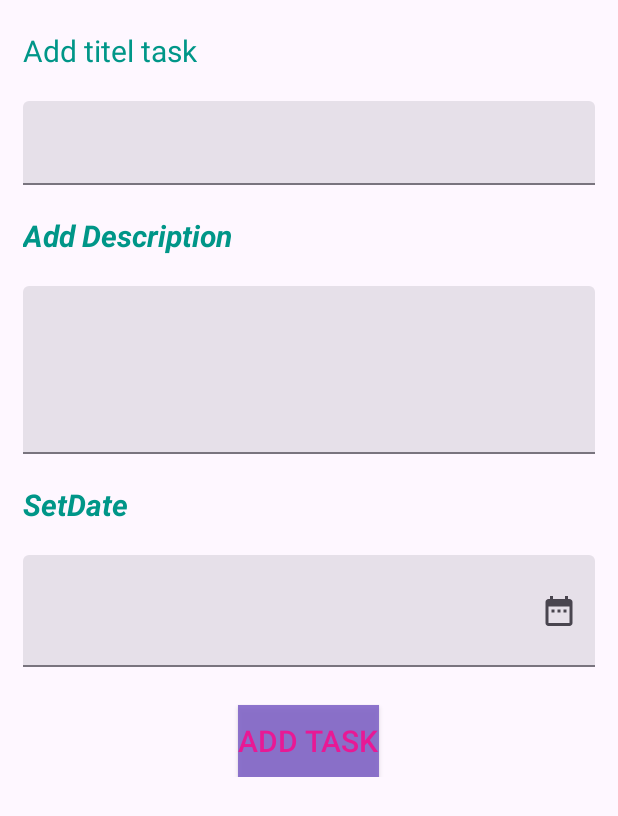
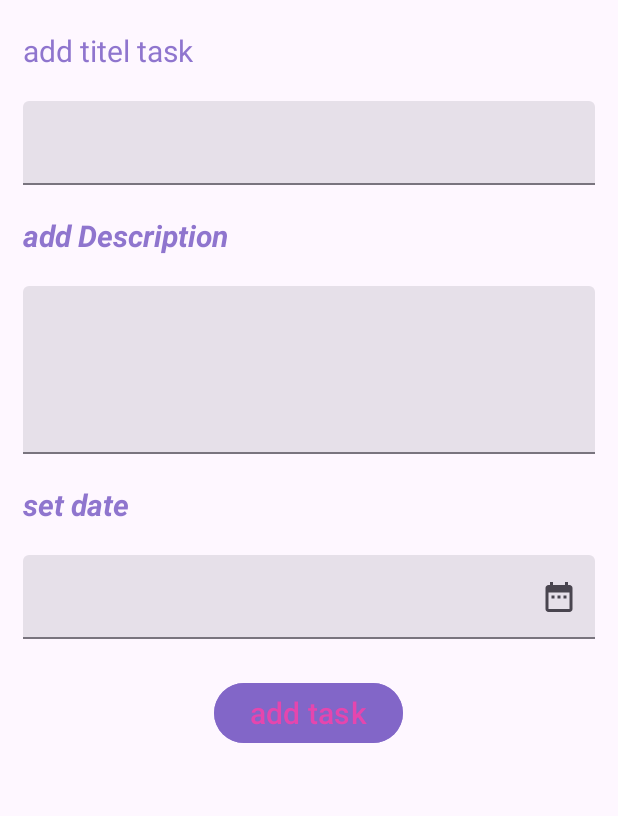
Before and after one commit to Motsan-Git/ToDoApp, an Android app: the AddTask screen opened through its navigation route, on a phone screen of 412 x 824 dp. Shown: the top 816 px of the screen. Run offline under Robolectric (Android 15) with nearby library versions, the phone set to English and light mode, and no system bars.

Commit message:
finish ui update

```diff
--- a/app/build.gradle.kts
+++ b/app/build.gradle.kts
@@ -45,7 +45,7 @@ dependencies {
     implementation("androidx.appcompat:appcompat:1.6.1")
     implementation("com.google.android.material:material:1.11.0")
     implementation("androidx.constraintlayout:constraintlayout:2.1.4")
-    implementation("androidx.navigation:navigation-fragment:2.7.6")
+    implementation("androidx.navigation:navigation-fragment-ktx:2.7.6")
     testImplementation("junit:junit:4.13.2")
     androidTestImplementation("androidx.test.ext:junit:1.1.5")
     androidTestImplementation("androidx.test.espresso:espresso-core:3.5.1")
--- a/app/src/main/java/com/todoapp/utils/Picker.kt
+++ b/app/src/main/java/com/todoapp/utils/Picker.kt
@@ -18,23 +18,24 @@ class Picker(private var fragmentManager: FragmentManager, private var editText:
         val timePicker: MaterialTimePicker =
             MaterialTimePicker.Builder().setTitleText("Select Time")
                 .setTimeFormat(TimeFormat.CLOCK_24H).build()
-        timePicker.show(fragmentManager, "")
+        timePicker.show(fragmentManager, "select time")
         timePicker.addOnPositiveButtonClickListener {
             hour = timePicker.hour
             minet = timePicker.minute
-            val result = "$fulldate,$hour,$minet"
+            val result = "$fulldate , $hour:$minet"
             editText.setText(result)
         }
     }
 
     private fun makeDatePicker() {
         val datePicker = MaterialDatePicker.Builder.datePicker().setTitleText("select date").build()
-        datePicker.show(fragmentManager, "")
+        datePicker.show(fragmentManager, "select date")
         datePicker.addOnPositiveButtonClickListener {
-            val outputDateFormat = SimpleDateFormat("dd.MM.yyyy", Locale.getDefault())
+            val outputDateFormat = SimpleDateFormat("yyyy/MM/dd", Locale.getDefault())
             outputDateFormat.timeZone = TimeZone.getTimeZone("UTC")
             fulldate = outputDateFormat.format(it)
             makeTimePicker()
         }
     }
+
 }
--- a/app/src/main/res/layout/fragment_add_task.xml
+++ b/app/src/main/res/layout/fragment_add_task.xml
@@ -15,8 +15,8 @@
         android:layout_marginStart="15dp"
         android:layout_marginTop="20dp"
         android:layout_marginEnd="15dp"
-        android:text="Add titel task"
-        android:textColor="#009688"
+        android:text="add titel task"
+        android:textColor="@color/pruple"
         android:textSize="20sp" />
 
     <com.google.android.material.textfield.TextInputLayout
@@ -41,8 +41,8 @@
         android:layout_height="wrap_content"
         android:layout_marginStart="15dp"
         android:layout_marginTop="20dp"
-        android:text="Add Description"
-        android:textColor="#009688"
+        android:text="add Description"
+        android:textColor="@color/pruple"
         android:textSize="20sp"
         android:textStyle="bold|italic" />
 
@@ -69,8 +69,8 @@
         android:layout_height="wrap_content"
         android:layout_marginStart="15dp"
         android:layout_marginTop="20dp"
-        android:text="SetDate"
-        android:textColor="#009688"
+        android:text="set date"
+        android:textColor="@color/pruple"
         android:textSize="20sp"
         android:textStyle="bold|italic"
         tools:ignore="DuplicateIds" />
@@ -80,32 +80,35 @@
         style="?attr/textInputFilledStyle"
         android:layout_width="match_parent"
         android:layout_height="match_parent"
-        app:endIconDrawable="@drawable/baseline_date_range_24"
-        app:endIconMode="custom"
         android:layout_marginStart="15dp"
         android:layout_marginTop="20dp"
-        android:layout_marginEnd="15dp">
+        android:layout_marginEnd="15dp"
+        app:endIconDrawable="@drawable/baseline_date_range_24"
+        app:endIconMode="custom">
 
         <com.google.android.material.textfield.TextInputEditText
             android:id="@+id/dateInput"
             android:layout_width="match_parent"
             android:layout_height="wrap_content"
-            android:lines="2"
             android:clickable="true"
-            android:focusable="false"/>
+            android:focusable="false"
+            android:lines="1" />
 
     </com.google.android.material.textfield.TextInputLayout>
 
-    <androidx.appcompat.widget.AppCompatButton
+    <com.google.android.material.button.MaterialButton
         android:id="@+id/addtask"
         android:layout_width="wrap_content"
         android:layout_height="wrap_content"
         android:layout_gravity="center_horizontal"
         android:layout_marginTop="25dp"
-        android:background="#E18064C8"
-        android:text="Add Task"
-        android:textColor="#E81995"
+        android:backgroundTint="@color/pruple"
+        android:text="add task"
+        android:textColor="@color/red"
         android:textSize="20sp"
+        app:cornerRadius="50dp"
+
+
         tools:ignore="TextContrastCheck" />
 
 </LinearLayout>
--- a/app/src/main/res/layout/item_in_rec_view.xml
+++ b/app/src/main/res/layout/item_in_rec_view.xml
@@ -19,7 +19,7 @@
             android:id="@+id/itemViewCard"
             android:layout_width="match_parent"
             android:layout_height="match_parent"
-            android:background="#D79AE9F3">
+            android:background="@color/blu">
 
             <TextView
                 android:id="@+id/titleCardTV"
@@ -97,6 +97,7 @@
                 app:layout_constraintTop_toBottomOf="@+id/timeCardTV" />
 
             <CheckBox
+                android:textColor="@color/black"
                 android:id="@+id/isDone"
                 android:layout_width="wrap_content"
                 android:layout_height="wrap_content"
--- a/app/src/main/res/values/colors.xml
+++ b/app/src/main/res/values/colors.xml
@@ -2,4 +2,9 @@
 <resources>
     <color name="black">#FF000000</color>
     <color name="white">#FFFFFFFF</color>
+    <color name="pruple">#E18064C8</color>
+    <color name="blu">#D79AE9F3</color>
+    <color name="red">#E4F142AB</color>
+
+
 </resources>
--- a/app/src/main/res/values/themes.xml
+++ b/app/src/main/res/values/themes.xml
@@ -1,8 +1,10 @@
 <resources xmlns:tools="http://schemas.android.com/tools">
     <!-- Base application theme. -->
     <style name="Base.Theme.ToDoApp" parent="Theme.Material3.DayNight.NoActionBar">
-        <!-- Customize your light theme here. -->
-        <!-- <item name="colorPrimary">@color/my_light_primary</item> -->
+        <item name="colorPrimary">@color/pruple</item>
+        <item name="android:statusBarColor">@color/pruple</item>
+
+
     </style>
 
     <style name="Theme.ToDoApp" parent="Base.Theme.ToDoApp" />
```
